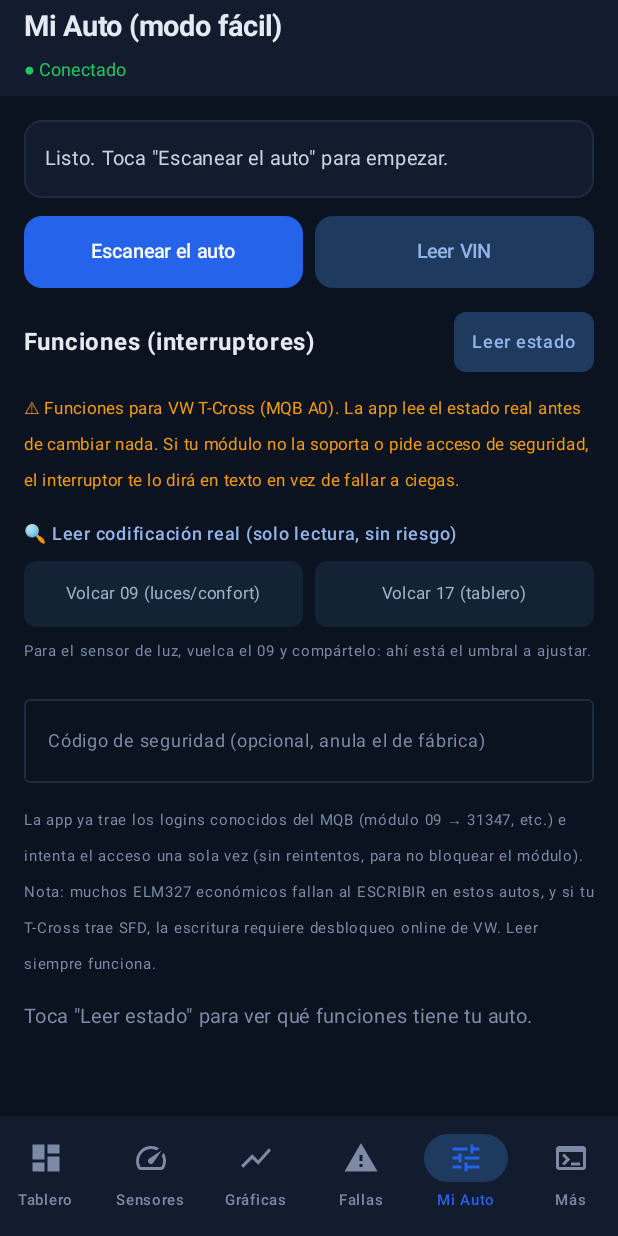
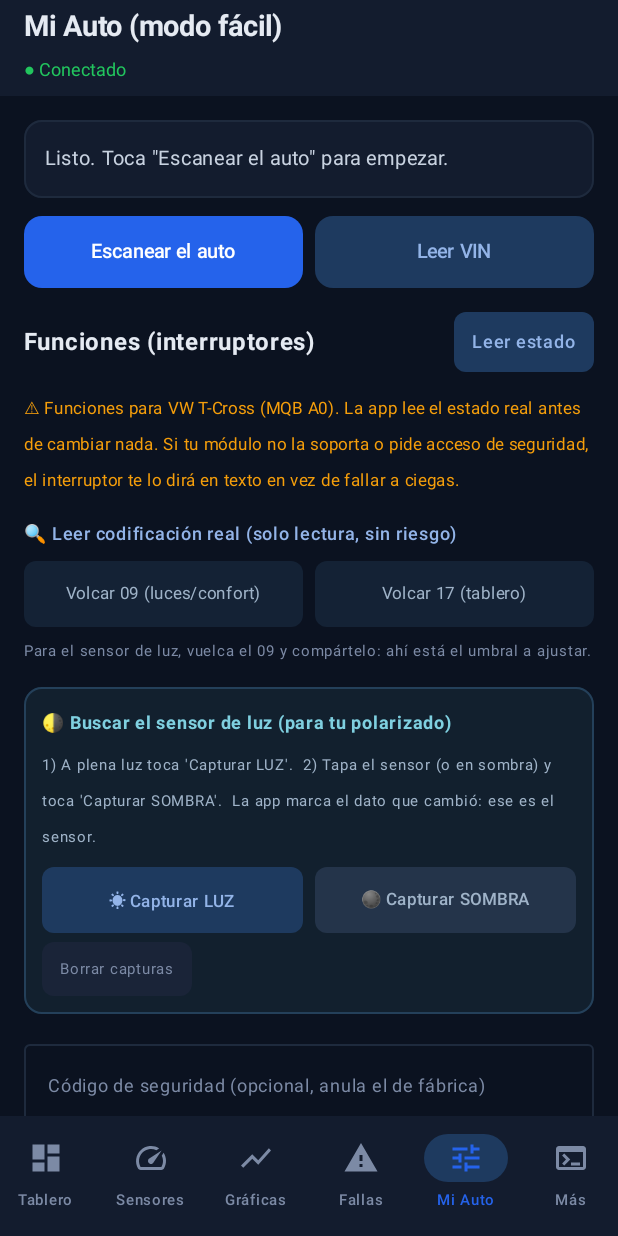
Before and after one commit to jarmzcomz/OBD2, an Android app built with Jetpack Compose: the HomeScreen screen opened through its navigation route, item 5 of the bottom bar chosen, on a phone screen of 412 x 824 dp. Run offline under Robolectric (Android 15) with nearby library versions, the phone set to English and light mode, and no system bars.

Commit message:
feat: buscador del sensor de luz por diferencia luz/sombra (scan adaptaciones modulo 09, solo lectura)

```diff
--- a/auto-diag-suite/android/app/src/main/java/com/autodiag/ui/HomeScreen.kt
+++ b/auto-diag-suite/android/app/src/main/java/com/autodiag/ui/HomeScreen.kt
@@ -464,6 +464,38 @@ private fun VagTab(vm: VagViewModel) {
                 Spacer(modifier = Modifier.height(4.dp))
                 Text("Para el sensor de luz, vuelca el 09 y compártelo: ahí está el umbral a ajustar.",
                     color = Color(0xFF7C8AA5), fontSize = 10.sp)
+            }
+        }
+        // Buscador del sensor de luz por diferencia (luz vs sombra).
+        item {
+            Column(modifier = Modifier.fillMaxWidth()
+                .background(Color(0xFF12202E), RoundedCornerShape(12.dp))
+                .border(1.dp, Color(0xFF24405A), RoundedCornerShape(12.dp))
+                .padding(12.dp)) {
+                Text("🌗 Buscar el sensor de luz (para tu polarizado)", color = Color(0xFF7FD0E0),
+                    fontSize = 12.sp, fontWeight = FontWeight.Bold)
+                Spacer(modifier = Modifier.height(4.dp))
+                Text("1) A plena luz toca 'Capturar LUZ'.  2) Tapa el sensor (o en sombra) y toca " +
+                    "'Capturar SOMBRA'.  La app marca el dato que cambió: ese es el sensor.",
+                    color = Color(0xFF9FB3C8), fontSize = 10.sp)
+                Spacer(modifier = Modifier.height(8.dp))
+                Row(horizontalArrangement = Arrangement.spacedBy(8.dp), modifier = Modifier.fillMaxWidth()) {
+                    Box(
+                        modifier = Modifier.weight(1f).background(Color(0xFF1E3A5F), RoundedCornerShape(8.dp))
+                            .clickable(enabled = !busy) { vm.captureLightSnapshot(true) }.padding(vertical = 10.dp),
+                        contentAlignment = Alignment.Center
+                    ) { Text("☀ Capturar LUZ", color = Color(0xFF93B4E8), fontSize = 11.sp, fontWeight = FontWeight.SemiBold) }
+                    Box(
+                        modifier = Modifier.weight(1f).background(Color(0xFF24344A), RoundedCornerShape(8.dp))
+                            .clickable(enabled = !busy) { vm.captureLightSnapshot(false) }.padding(vertical = 10.dp),
+                        contentAlignment = Alignment.Center
+                    ) { Text("🌑 Capturar SOMBRA", color = Color(0xFF9FB3C8), fontSize = 11.sp, fontWeight = FontWeight.SemiBold) }
+                }
+                Spacer(modifier = Modifier.height(6.dp))
+                Box(
+                    modifier = Modifier.background(Color(0xFF1A2438), RoundedCornerShape(8.dp))
+                        .clickable(enabled = !busy) { vm.resetLightSnapshots() }.padding(horizontal = 12.dp, vertical = 6.dp)
+                ) { Text("Borrar capturas", color = Color(0xFF7C8AA5), fontSize = 10.sp) }
             }
         }
         // Campo opcional para pegar el código/llave de seguridad.
```
Also changed, not shown: auto-diag-suite/android/app/src/main/java/com/autodiag/viewmodel/VagViewModel.kt (+78 -0 lines).
